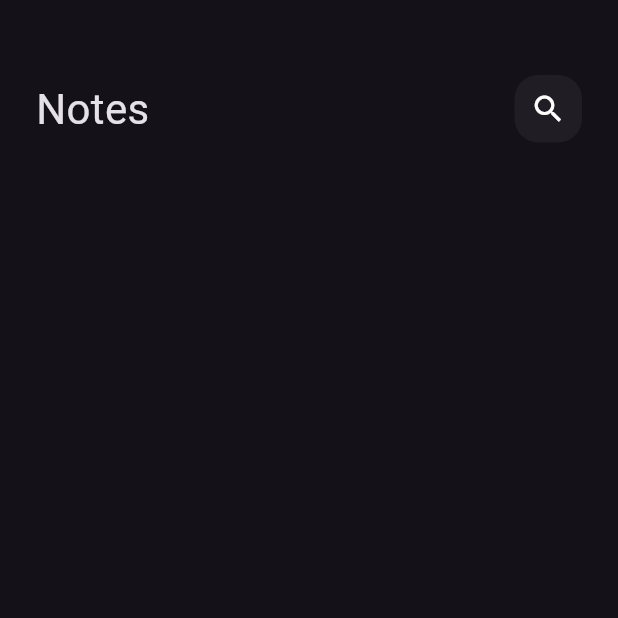
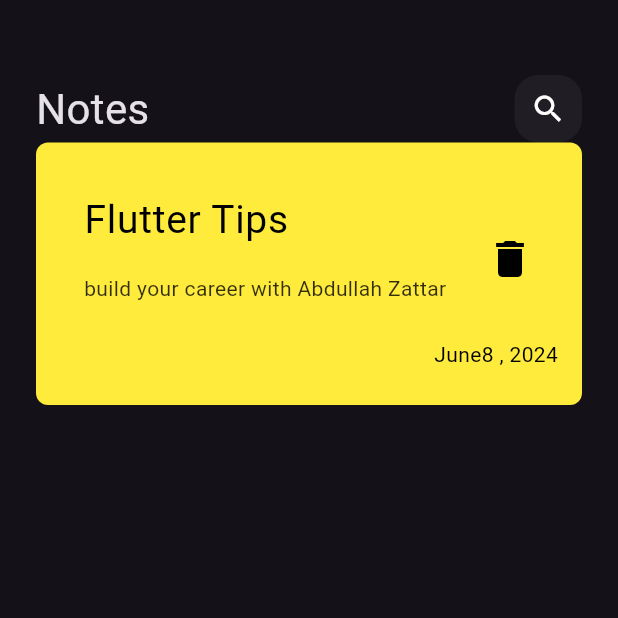
Before and after one commit to Zattar23/Notes_App, a Flutter app: the screen it shows after launch, on a phone screen of 412 x 824 dp, the top half of it. Run offline on Flutter 3.47's test engine with Material 3 defaults, Android fonts, the phone set to English and light mode, and no system bars.

Commit message:
build Note Item

```diff
--- a/lib/views/Widgets/Notes_View_body.dart
+++ b/lib/views/Widgets/Notes_View_body.dart
@@ -1,5 +1,6 @@
 import 'package:flutter/material.dart';
 import 'package:notsapp/views/Widgets/Custom_app_bar.dart';
+import 'package:notsapp/views/Widgets/custom_note-item.dart';
 
 class NotesViewBody extends StatelessWidget {
   const NotesViewBody({super.key});
@@ -13,7 +14,8 @@ class NotesViewBody extends StatelessWidget {
           SizedBox(
             height: 50,
           ),
-          CustomAppBar()
+          CustomAppBar(),
+          NoteItem(),
         ],
       ),
     );
--- a/lib/views/Widgets/custom_icon.dart
+++ b/lib/views/Widgets/custom_icon.dart
@@ -12,7 +12,9 @@ class CustomSearchIcon extends StatelessWidget {
           color: Colors.white.withOpacity(.05),
           borderRadius: BorderRadius.circular(16)),
       child: Center(
-        child: Icon(Icons.search),
+        child: Icon(
+          Icons.search,
+        ),
       ),
     );
   }
--- /dev/null
+++ b/lib/views/Widgets/custom_note-item.dart
@@ -0,0 +1,47 @@
+import 'package:flutter/material.dart';
+
+class NoteItem extends StatelessWidget {
+  const NoteItem({super.key});
+
+  @override
+  Widget build(BuildContext context) {
+    return Container(
+      padding: const EdgeInsets.only(top: 24, bottom: 24, left: 16),
+      decoration: BoxDecoration(
+          color: Colors.yellow, borderRadius: BorderRadius.circular(8)),
+      child: Column(
+        crossAxisAlignment: CrossAxisAlignment.end,
+        children: [
+          ListTile(
+            title: Text(
+              'Flutter Tips',
+              style: TextStyle(color: Colors.black, fontSize: 26),
+            ),
+            subtitle: Padding(
+              padding: const EdgeInsets.only(top: 16, bottom: 16),
+              child: Text(
+                'build your career with Abdullah Zattar',
+                style: TextStyle(color: Colors.black.withOpacity(.8)),
+              ),
+            ),
+            trailing: IconButton(
+              onPressed: () {},
+              icon: Icon(
+                Icons.delete,
+                color: Colors.black,
+                size: 32,
+              ),
+            ),
+          ),
+          Padding(
+            padding: const EdgeInsets.only(right: 16),
+            child: Text(
+              'June8 , 2024',
+              style: TextStyle(color: Colors.black),
+            ),
+          ),
+        ],
+      ),
+    );
+  }
+}
```
